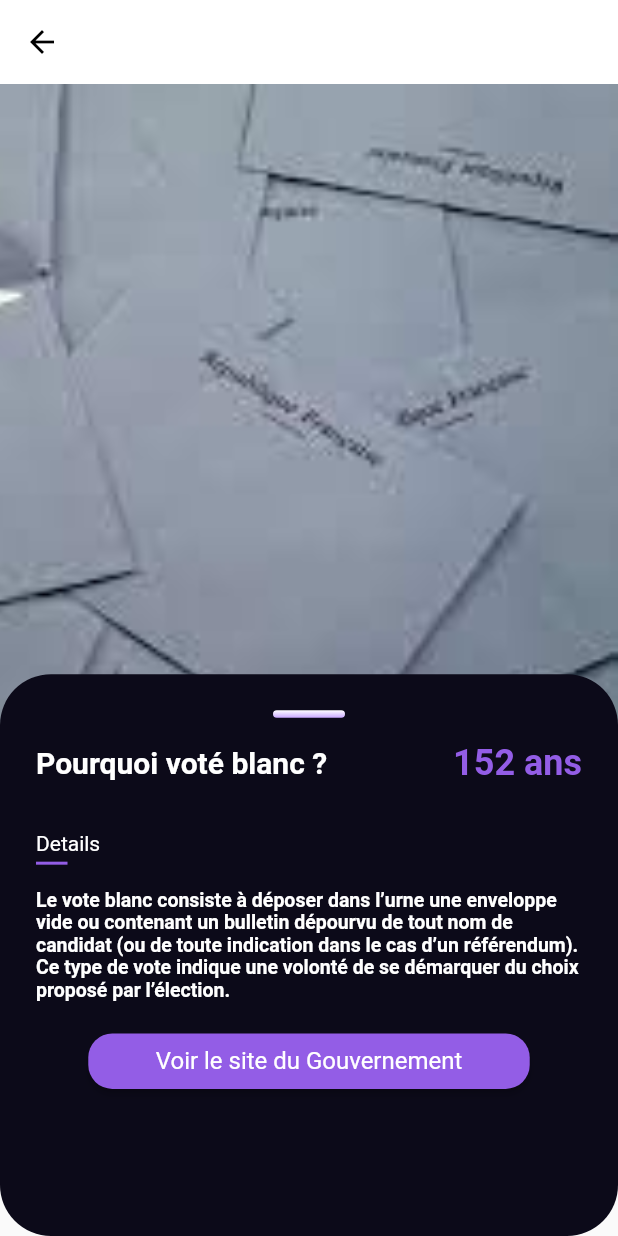
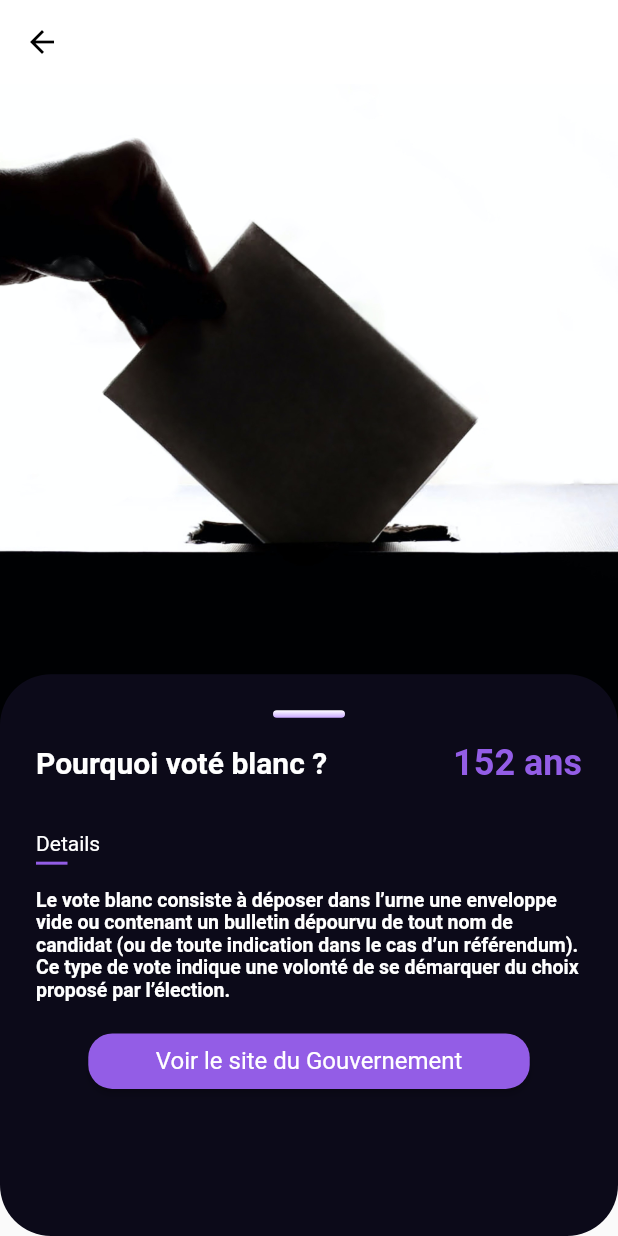
Before and after one commit to valoup917/Vote.gouv, a Flutter app: the DetailScreen screen opened directly, on a phone screen of 412 x 824 dp. Run offline on Flutter 3.47's test engine with Material 2 defaults, Android fonts, the phone set to English and light mode, and no system bars; our stand-ins replace blur, google_fonts, hive, local_auth, lottie, syncfusion_flutter_charts; missing offline and left inert: flutter_web3; accounts and stored records are empty.

Commit message:
[ADD] new asset pour vote blanc

```diff
--- a/vote_gouv/lib/widget/detail_page.dart
+++ b/vote_gouv/lib/widget/detail_page.dart
@@ -28,9 +28,9 @@ class DetailScreen extends StatelessWidget {
               width: size.width,
               decoration: const BoxDecoration(
                   image: DecorationImage(
-                      alignment: Alignment.bottomRight,
+                      alignment: Alignment.topCenter,
                       fit: BoxFit.cover,
-                      image: AssetImage('assets/images/voteblanc.jpeg'))),
+                      image: AssetImage('assets/images/vote_blanc.jpg'))),
             ),
           ),
           Positioned(
--- a/vote_gouv/pubspec.yaml
+++ b/vote_gouv/pubspec.yaml
@@ -89,6 +89,7 @@ flutter:
      - assets/images/municipales.jpg
      - assets/images/white.jpg
      - assets/images/voteblanc.jpeg
+     - assets/images/vote_blanc.jpg
   #   - images/a_dot_ham.jpeg
 
   # An image asset can refer to one or more resolution-specific "variants", see
```
Also changed, not shown: vote_gouv/assets/images/vote_blanc.jpg (added).
